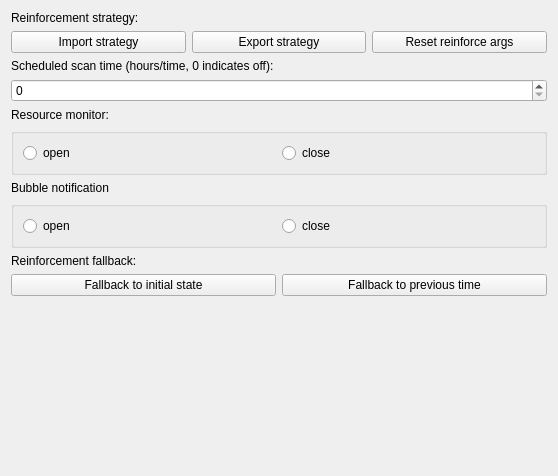
This is src/ui/settings/baseline-reinforcement.ui in openeuler-mirror/ks-ssr as Qt 5 draws it before an edit. The edited form follows.
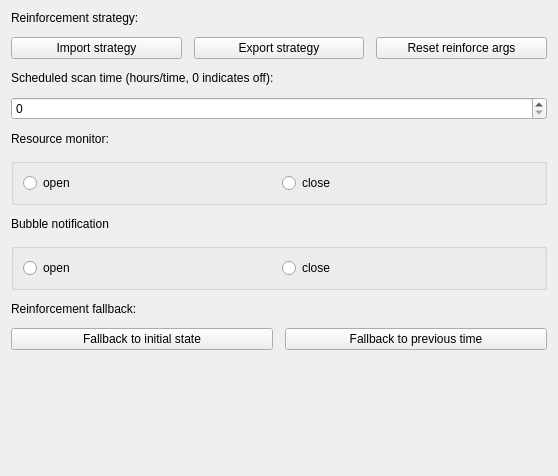
This is the edited form.

Patch:
```diff
--- a/src/ui/settings/baseline-reinforcement.ui
+++ b/src/ui/settings/baseline-reinforcement.ui
@@ -14,8 +14,9 @@
    <string>Form</string>
   </property>
   <layout class="QVBoxLayout" name="verticalLayout_6">
-   <item>
-    <layout class="QVBoxLayout" name="verticalLayout_2">
+   <property name="spacing">
+    <number>12</number>
+   </property>
      <item>
       <layout class="QVBoxLayout" name="verticalLayout">
        <item>
@@ -64,6 +65,8 @@
        </item>
       </layout>
      </item>
+   <item>
+    <layout class="QVBoxLayout" name="verticalLayout_2">
      <item>
       <widget class="QLabel" name="label_2">
        <property name="text">
```
Lines whose indentation alone changed are shown as unchanged.
